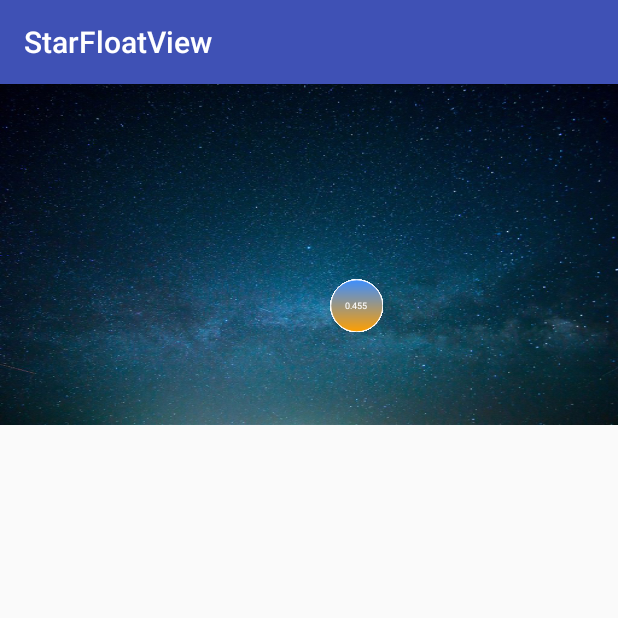
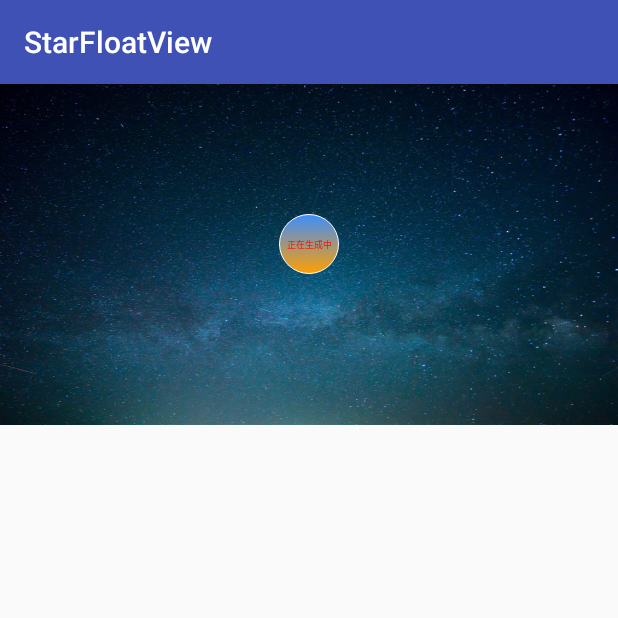
Before and after one commit to ErChenZhang/StarFloatView, an Android app: the screen it shows after launch (MainActivity), on a phone screen of 412 x 824 dp, the top half of it. Run offline under Robolectric (Android 15) with nearby library versions, the phone set to English and light mode, and no system bars.

Commit message:
添加部分自定义属性

```diff
--- a/app/src/main/java/com/smoke/zhangchen/starfloatview/MainActivity.java
+++ b/app/src/main/java/com/smoke/zhangchen/starfloatview/MainActivity.java
@@ -24,16 +24,16 @@ public class MainActivity extends AppCompatActivity {
 
     private void init() {
             List<Float> list = new ArrayList<>();
-            list.add((float) 1.245);
-            list.add((float) 1.567);
-            list.add((float) 0.261);
-            list.add((float) 2.455);
-            list.add((float) 4.643);
-            list.add((float) 3.211);
-            list.add((float) 1.425);
-            list.add((float) 1.043);
-            list.add((float) 0.221);
-            list.add((float) 0.455);
+//            list.add((float) 1.245);
+//            list.add((float) 1.567);
+//            list.add((float) 0.261);
+//            list.add((float) 2.455);
+//            list.add((float) 4.643);
+//            list.add((float) 3.211);
+//            list.add((float) 1.425);
+//            list.add((float) 1.043);
+//            list.add((float) 0.221);
+//            list.add((float) 0.455);
             floatview.setList(list);
            floatview.setOnItemClickListener(new FloatView.OnItemClickListener() {
                @Override
--- a/app/src/main/res/layout/activity_main.xml
+++ b/app/src/main/res/layout/activity_main.xml
@@ -14,7 +14,11 @@
     <com.smoke.zhangchen.floatviewlib.FloatView
         android:id="@+id/float_view"
         android:layout_width="match_parent"
-        android:layout_height="wrap_content">
+        android:layout_height="wrap_content"
+        app:childTextColor="#ff0000"
+        app:defaultViewText="正在生成中"
+        app:parentViewBackground="@mipmap/star_bg"
+        app:childViewBackground="@drawable/shape_circle">
     </com.smoke.zhangchen.floatviewlib.FloatView>
 
 </android.support.constraint.ConstraintLayout>
--- a/floatviewlib/src/main/java/com/smoke/zhangchen/floatviewlib/FloatView.java
+++ b/floatviewlib/src/main/java/com/smoke/zhangchen/floatviewlib/FloatView.java
@@ -4,10 +4,12 @@ import android.animation.Animator;
 import android.animation.AnimatorListenerAdapter;
 import android.animation.ValueAnimator;
 import android.content.Context;
+import android.content.res.TypedArray;
 import android.util.AttributeSet;
 import android.util.Log;
 import android.view.LayoutInflater;
 import android.view.View;
+import android.view.ViewGroup;
 import android.view.animation.AccelerateDecelerateInterpolator;
 import android.view.animation.Animation;
 import android.view.animation.LinearInterpolator;
@@ -35,6 +37,10 @@ public class FloatView extends RelativeLayout {
     private int parentHeight;
     private TextView defaultView;
     private OnItemClickListener mListener;
+    private int textColor;
+    private int childId;
+    private int parentId;
+    private String defaultViewText;
 
     public FloatView(Context context) {
         this(context,null);
@@ -44,6 +50,13 @@ public class FloatView extends RelativeLayout {
     public FloatView(Context context, AttributeSet attrs) {
         super(context, attrs);
         mcontext = context;
+        TypedArray typedArray = getContext().obtainStyledAttributes(attrs, R.styleable.myFloatView);
+        textColor = typedArray.getColor(R.styleable.myFloatView_childTextColor, R.color.white);
+        childId = typedArray.getResourceId(R.styleable.myFloatView_childViewBackground, R.drawable.shape_circle);
+        parentId = typedArray.getResourceId(R.styleable.myFloatView_parentViewBackground, R.mipmap.star_bg);
+        defaultViewText = typedArray.getString(R.styleable.myFloatView_defaultViewText);
+        //一定会要释放资源
+        typedArray.recycle();
     }
 
     public FloatView(Context context, AttributeSet attrs, int defStyleAttr) {
@@ -60,6 +73,8 @@ public class FloatView extends RelativeLayout {
     private void addChidView() {
         for (int i = 0; i < mFloat.size(); i++) {
             TextView floatview = (TextView) LayoutInflater.from(mcontext).inflate(R.layout.view_float, this, false);
+            floatview.setTextColor(textColor);
+            floatview.setBackgroundResource(childId);
             floatview.measure(LayoutParams.WRAP_CONTENT, LayoutParams.WRAP_CONTENT);
             floatview.setText(mFloat.get(i)+"");
             floatview.setTag(i);
@@ -80,16 +95,24 @@ public class FloatView extends RelativeLayout {
     //设置初始化的小球
     private void setDefaultView() {
         parentView = (RelativeLayout) LayoutInflater.from(mcontext).inflate(R.layout.view_item, this, true);
+        parentView.setBackgroundResource(parentId);
         int width = MeasureSpec.makeMeasureSpec(0, MeasureSpec.UNSPECIFIED);
         int height = MeasureSpec.makeMeasureSpec(0, MeasureSpec.UNSPECIFIED);
         parentView.measure(width,height);
         parentHeight = parentView.getMeasuredHeight();
         parentWidth = parentView.getMeasuredWidth();
 
-        defaultView = (TextView) parentView.findViewById(R.id.item_center_default);
-        if (mFloat != null || mFloat.size() !=0){
+
+        LayoutParams params = new LayoutParams(RelativeLayout.LayoutParams.WRAP_CONTENT,RelativeLayout.LayoutParams.WRAP_CONTENT);
+        defaultView = (TextView) LayoutInflater.from(mcontext).inflate(R.layout.view_float, this, false);
+        params.addRule(RelativeLayout.CENTER_IN_PARENT);
+        defaultView.setTextColor(textColor);
+        defaultView.setText(defaultViewText);
+        defaultView.setBackgroundResource(childId);
+        if (mFloat.size() != 0){
             defaultView.setVisibility(GONE);
         }
+        addView(defaultView,params);
         //设置动画
         initAnim(defaultView);
         //设置上下抖动的动画
--- a/floatviewlib/src/main/res/layout/view_item.xml
+++ b/floatviewlib/src/main/res/layout/view_item.xml
@@ -1,22 +1,8 @@
 <?xml version="1.0" encoding="utf-8"?>
-<LinearLayout xmlns:android="http://schemas.android.com/apk/res/android"
-    android:orientation="vertical" android:layout_width="match_parent"
-    android:layout_height="match_parent">
     <RelativeLayout
+        xmlns:android="http://schemas.android.com/apk/res/android"
         android:layout_width="match_parent"
-        android:layout_height="wrap_content"
-        android:background="@mipmap/star_bg">
-    <TextView
-        android:id="@+id/item_center_default"
-        android:layout_width="35dp"
-        android:layout_height="35dp"
-        android:layout_centerInParent="true"
-        android:gravity="center"
-        android:text="正在生成中"
-        android:textSize="6dp"
-        android:textColor="#ffffff"
-        android:background="@drawable/shape_circle"/>
+        android:layout_height="wrap_content">
+
 
     </RelativeLayout>
-
-</LinearLayout>
--- /dev/null
+++ b/floatviewlib/src/main/res/values/colors.xml
@@ -0,0 +1,7 @@
+<?xml version="1.0" encoding="utf-8"?>
+<resources>
+    <color name="colorPrimary">#3F51B5</color>
+    <color name="colorPrimaryDark">#303F9F</color>
+    <color name="colorAccent">#FF4081</color>
+    <color name="white">#FFF</color>
+</resources>
--- /dev/null
+++ b/floatviewlib/src/main/res/values/styles.xml
@@ -0,0 +1,11 @@
+<resources>
+
+    <declare-styleable name="myFloatView">
+        <attr name="parentViewBackground" format="reference"/>
+        <attr name="childViewBackground" format="reference"/>
+        <attr name="childTextColor" format="color"/>
+        <attr name="defaultViewText" format="string"/>
+    </declare-styleable>
+
+
+</resources>
```
